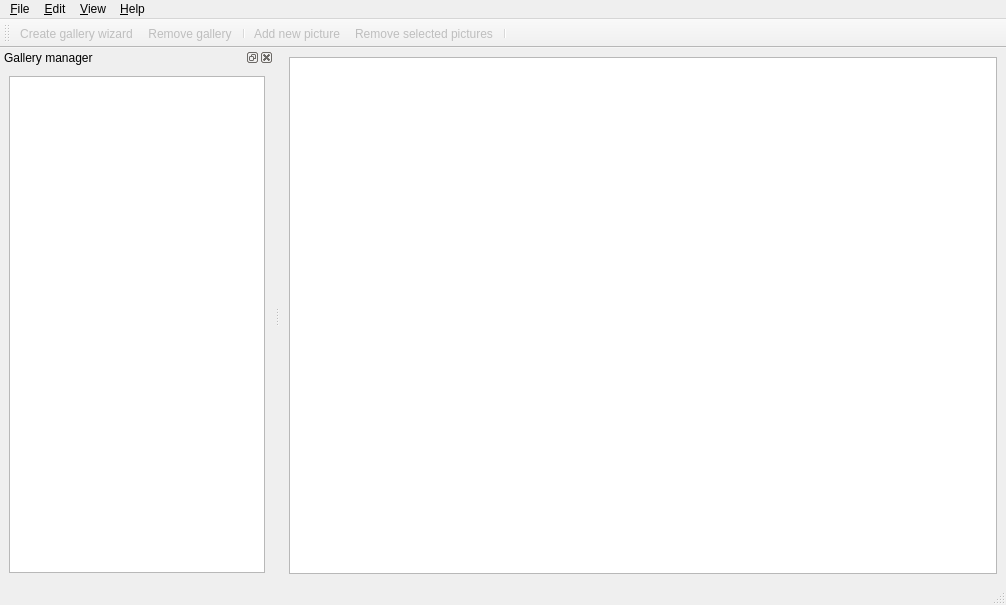
Above: trunk/src/mainwindow.ui from BackupTheBerlios/galerist-svn before the change. Below: the same form after it.
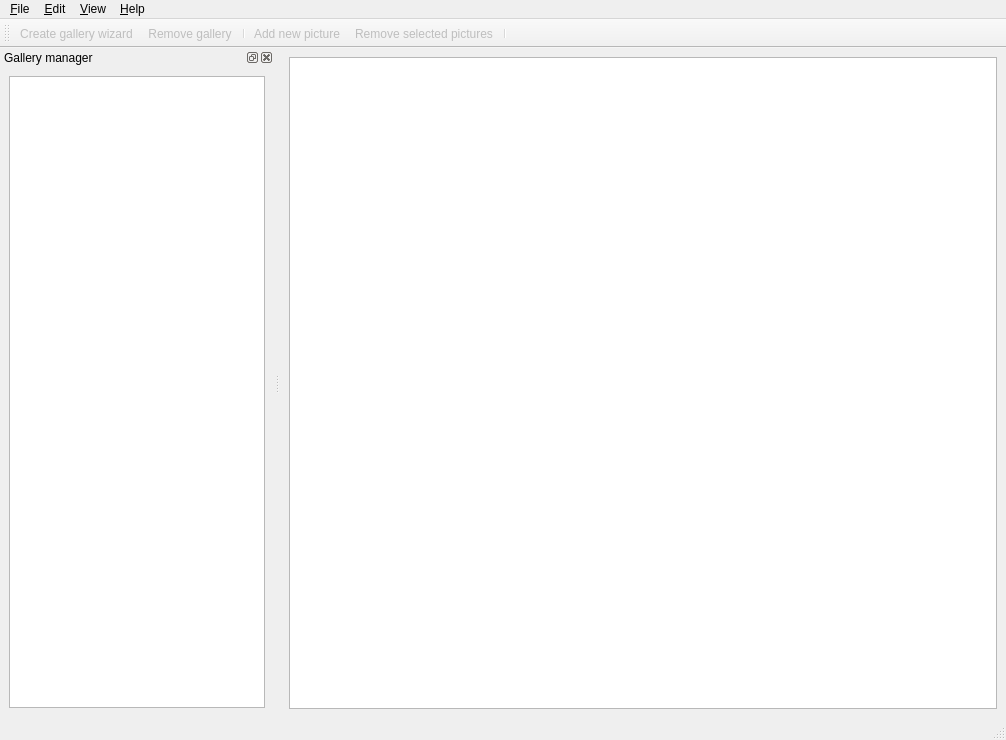
That is the form after the change. Icons and pictures are not drawn. Custom widgets are drawn as their Qt base class.

What changed in the file:
```diff
--- a/trunk/src/mainwindow.ui
+++ b/trunk/src/mainwindow.ui
@@ -6,7 +6,7 @@
     <x>0</x>
     <y>0</y>
     <width>1006</width>
-    <height>605</height>
+    <height>740</height>
    </rect>
   </property>
   <property name="windowTitle" >
```
